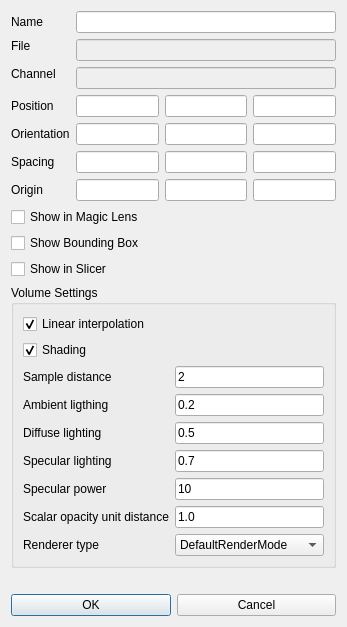
This is core/src/modalityProperties.ui in 3dct/open_iA as Qt 5 draws it before an edit. The edited form follows.
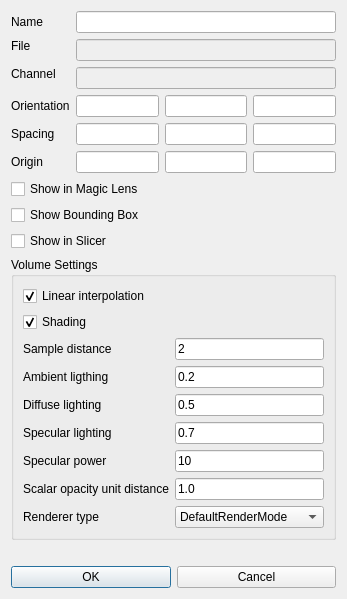
This is the edited form.

Commit message: position deleted in edit dialog

The edit to the form file:
```diff
--- a/core/src/modalityProperties.ui
+++ b/core/src/modalityProperties.ui
@@ -7,7 +7,7 @@
     <x>0</x>
     <y>0</y>
     <width>305</width>
-    <height>551</height>
+    <height>574</height>
    </rect>
   </property>
   <property name="windowTitle">
@@ -29,77 +29,27 @@
       <property name="bottomMargin">
        <number>0</number>
       </property>
-      <item row="8" column="0" colspan="4">
-       <widget class="QCheckBox" name="cbMagicLens">
-        <property name="text">
-         <string>Show in Magic Lens</string>
-        </property>
-       </widget>
-      </item>
-      <item row="7" column="0" colspan="2">
+      <item row="6" column="0" colspan="2">
        <widget class="QLabel" name="label_8">
         <property name="text">
          <string>Origin</string>
         </property>
        </widget>
       </item>
-      <item row="6" column="0" colspan="2">
+      <item row="5" column="0" colspan="2">
        <widget class="QLabel" name="label_7">
         <property name="text">
          <string>Spacing</string>
         </property>
        </widget>
       </item>
-      <item row="4" column="0" colspan="2">
-       <widget class="QLabel" name="label_6">
+      <item row="7" column="0" colspan="4">
+       <widget class="QCheckBox" name="cbMagicLens">
         <property name="text">
-         <string>Orientation</string>
+         <string>Show in Magic Lens</string>
         </property>
        </widget>
       </item>
-      <item row="3" column="0" colspan="2">
-       <widget class="QLabel" name="label_5">
-        <property name="text">
-         <string>Position</string>
-        </property>
-       </widget>
-      </item>
-      <item row="2" column="0" colspan="2">
-       <widget class="QLabel" name="lbChannel">
-        <property name="text">
-         <string>Channel</string>
-        </property>
-        <property name="alignment">
-         <set>Qt::AlignLeading|Qt::AlignLeft|Qt::AlignTop</set>
-        </property>
-       </widget>
-      </item>
-      <item row="1" column="0" colspan="2">
-       <widget class="QLabel" name="label_2">
-        <property name="text">
-         <string>File</string>
-        </property>
-        <property name="alignment">
-         <set>Qt::AlignLeading|Qt::AlignLeft|Qt::AlignTop</set>
-        </property>
-       </widget>
-      </item>
-      <item row="0" column="0" colspan="2">
-       <widget class="QLabel" name="label">
-        <property name="text">
-         <string>Name</string>
-        </property>
-       </widget>
-      </item>
-      <item row="3" column="2">
-       <widget class="QLineEdit" name="edPositionX"/>
-      </item>
-      <item row="3" column="3">
-       <widget class="QLineEdit" name="edPositionY"/>
-      </item>
-      <item row="3" column="4">
-       <widget class="QLineEdit" name="edPositionZ"/>
-      </item>
       <item row="2" column="2" colspan="3">
        <widget class="QLineEdit" name="edChannel">
         <property name="enabled">
@@ -114,36 +64,70 @@
         </property>
        </widget>
       </item>
-      <item row="0" column="2" colspan="3">
-       <widget class="QLineEdit" name="edName"/>
+      <item row="5" column="4">
+       <widget class="QLineEdit" name="edSpacingZ"/>
       </item>
-      <item row="4" column="2">
+      <item row="3" column="2">
        <widget class="QLineEdit" name="edOrientationX"/>
       </item>
-      <item row="4" column="3">
-       <widget class="QLineEdit" name="edOrientationY"/>
-      </item>
-      <item row="4" column="4">
-       <widget class="QLineEdit" name="edOrientationZ"/>
-      </item>
       <item row="6" column="2">
-       <widget class="QLineEdit" name="edSpacingX"/>
-      </item>
-      <item row="6" column="3">
-       <widget class="QLineEdit" name="edSpacingY"/>
-      </item>
-      <item row="6" column="4">
-       <widget class="QLineEdit" name="edSpacingZ"/>
-      </item>
-      <item row="7" column="2">
        <widget class="QLineEdit" name="edOriginX"/>
       </item>
-      <item row="7" column="3">
+      <item row="6" column="3">
        <widget class="QLineEdit" name="edOriginY"/>
       </item>
-      <item row="7" column="4">
+      <item row="2" column="0" colspan="2">
+       <widget class="QLabel" name="lbChannel">
+        <property name="text">
+         <string>Channel</string>
+        </property>
+        <property name="alignment">
+         <set>Qt::AlignLeading|Qt::AlignLeft|Qt::AlignTop</set>
+        </property>
+       </widget>
+      </item>
+      <item row="3" column="4">
+       <widget class="QLineEdit" name="edOrientationZ"/>
+      </item>
+      <item row="0" column="2" colspan="3">
+       <widget class="QLineEdit" name="edName"/>
+      </item>
+      <item row="6" column="4">
        <widget class="QLineEdit" name="edOriginZ"/>
       </item>
+      <item row="3" column="3">
+       <widget class="QLineEdit" name="edOrientationY"/>
+      </item>
+      <item row="5" column="2">
+       <widget class="QLineEdit" name="edSpacingX"/>
+      </item>
+      <item row="5" column="3">
+       <widget class="QLineEdit" name="edSpacingY"/>
+      </item>
+      <item row="0" column="0" colspan="2">
+       <widget class="QLabel" name="label">
+        <property name="text">
+         <string>Name</string>
+        </property>
+       </widget>
+      </item>
+      <item row="3" column="0" colspan="2">
+       <widget class="QLabel" name="label_6">
+        <property name="text">
+         <string>Orientation</string>
+        </property>
+       </widget>
+      </item>
+      <item row="1" column="0" colspan="2">
+       <widget class="QLabel" name="label_2">
+        <property name="text">
+         <string>File</string>
+        </property>
+        <property name="alignment">
+         <set>Qt::AlignLeading|Qt::AlignLeft|Qt::AlignTop</set>
+        </property>
+       </widget>
+      </item>
      </layout>
     </widget>
    </item>
```
